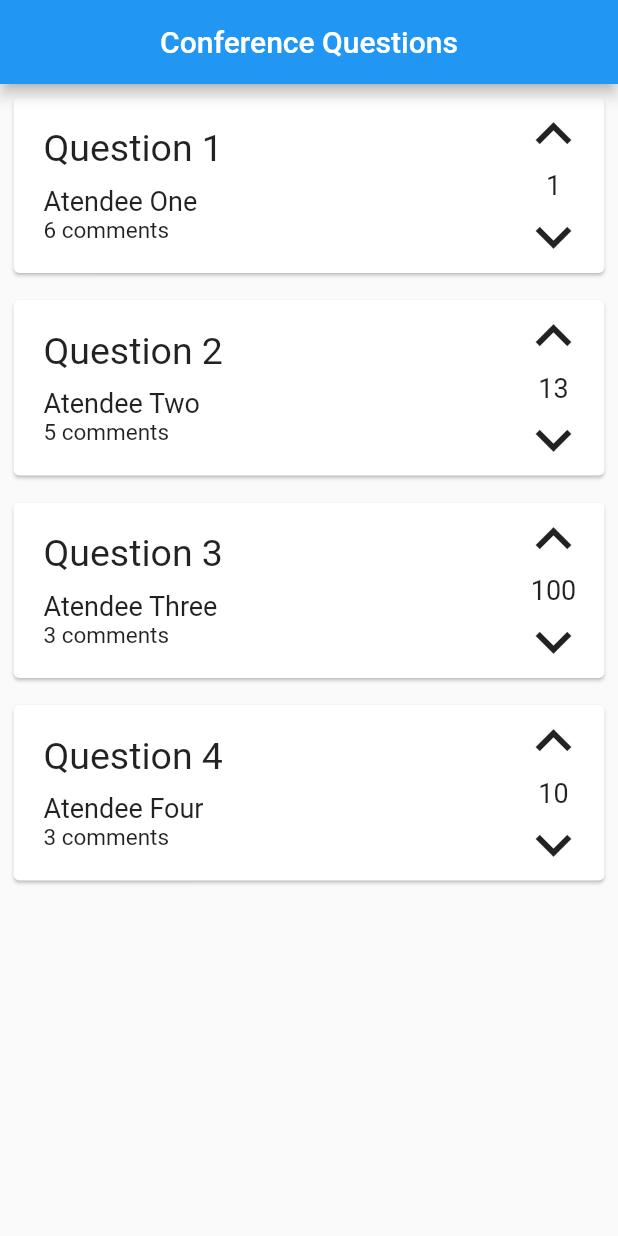
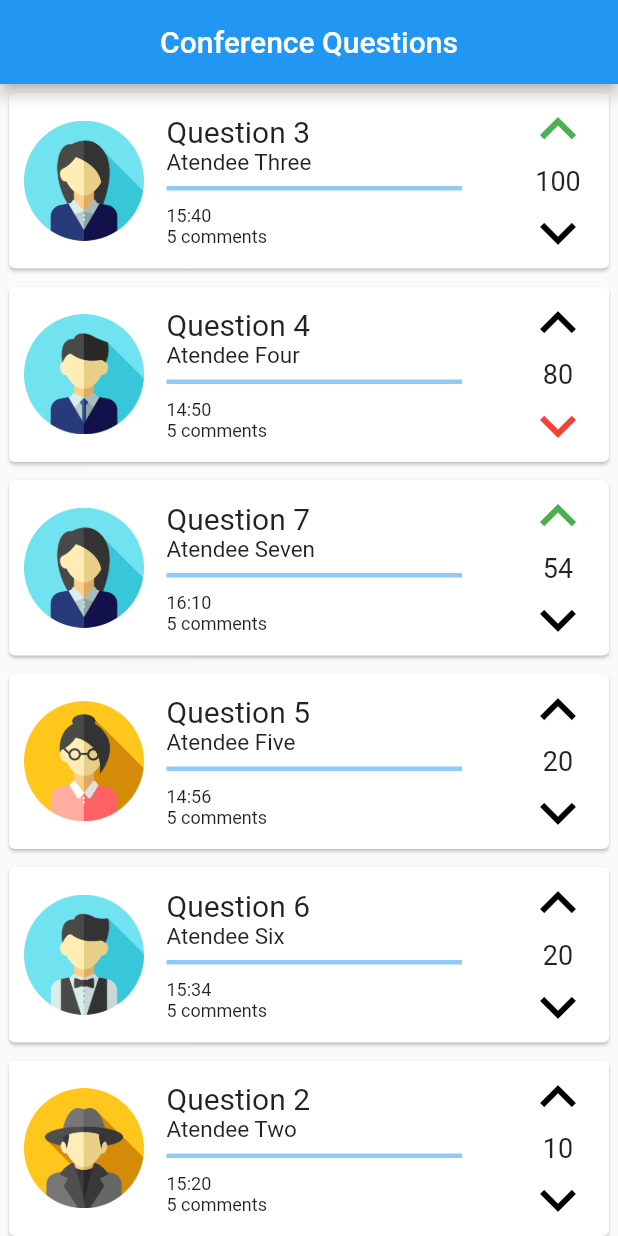
Before and after one commit to FEUP-ESOF-2020-21/open-cx-t1g1-ploggers, a Flutter app: the screen it shows after launch, on a phone screen of 412 x 824 dp. Run offline on Flutter 3.47's test engine with Material 2 defaults, Android fonts, the light colour scheme and no system bars.

Commit message:
Voting system fully working, implemented individual question threads and some visual upgrades to the interface

```diff
--- a/src/asquestions/lib/Question.dart
+++ /dev/null
@@ -1,8 +0,0 @@
-class Question {
-  String title;
-  String author;
-  int votes;
-  int numComments;
-
-  Question(this.title, this.author, this.votes, this.numComments);
-}
--- a/src/asquestions/lib/main.dart
+++ b/src/asquestions/lib/main.dart
@@ -1,5 +1,5 @@
 import 'package:flutter/material.dart';
-import 'Question.dart';
+import 'view/MyConferenceQuestionsPage.dart';
 
 void main() {
   runApp(MyApp());
@@ -27,86 +27,7 @@ class MyApp extends StatelessWidget {
         // closer together (more dense) than on mobile platforms.
         visualDensity: VisualDensity.adaptivePlatformDensity,
       ),
-      home: MyHomePage(),
+      home: MyConferenceQuestionsPage(),
     );
   }
 }
-
-class MyHomePage extends StatelessWidget {
-  //To move to model
-  final List<Question> questionList = [
-    Question("Question 1", "Atendee One", 1, 6),
-    Question("Question 2", "Atendee Two", 13, 5),
-    Question("Question 3", "Atendee Three", 100, 3),
-    Question("Question 4", "Atendee Four", 10, 3),
-  ];
-
-  @override
-  Widget build(BuildContext context) {
-    return Scaffold(
-      appBar: AppBar(
-        title: Text('Conference Questions'),
-        centerTitle: true,
-      ),
-      body: ListView.builder(
-          itemCount: questionList.length,
-          itemBuilder: (BuildContext context, int index) =>
-              buildQuestionCard(context, index)),
-    );
-  }
-
-  Widget buildQuestionCard(BuildContext context, int index) {
-    final question = questionList[index];
-
-    return Container(
-      padding: const EdgeInsets.all(5.0),
-      child: Card(
-        child: Row(
-          mainAxisAlignment: MainAxisAlignment.spaceBetween,
-          children: <Widget>[
-            Padding(
-              padding: EdgeInsets.only(left: 20),
-              child: Column(
-                crossAxisAlignment: CrossAxisAlignment.start,
-                children: [
-                  Text(question.title, style: new TextStyle(fontSize: 25.0)),
-                  Container(
-                    height: 10,
-                  ),
-                  Text(question.author, style: new TextStyle(fontSize: 18.0)),
-                  Text(question.numComments.toString() + " comments",
-                      style: new TextStyle(fontSize: 15.0)),
-                ],
-              ),
-            ),
-            Padding(
-              padding: EdgeInsets.only(right: 10),
-              child: Column(
-                children: <Widget>[
-                  Transform.scale(
-                    scale: 2.0,
-                    child: IconButton(
-                        icon: Icon(Icons.keyboard_arrow_up_outlined),
-                        onPressed: () {
-                          question.votes++;
-                        }),
-                  ),
-                  Text(question.votes.toString(),
-                      style: new TextStyle(fontSize: 18.0)),
-                  Transform.scale(
-                    scale: 2.0,
-                    child: IconButton(
-                        icon: Icon(Icons.keyboard_arrow_down_outlined),
-                        onPressed: () {
-                          question.votes--;
-                        }),
-                  ),
-                ],
-              ),
-            ),
-          ],
-        ),
-      ),
-    );
-  }
-}
--- /dev/null
+++ b/src/asquestions/lib/model/Comment.dart
@@ -0,0 +1,10 @@
+import 'User.dart';
+
+class Comment {
+  User user;
+  String text;
+  DateTime date;
+  bool isFromHost;
+
+  Comment(this.user, this.text, this.date, this.isFromHost);
+}
--- /dev/null
+++ b/src/asquestions/lib/model/User.dart
@@ -0,0 +1,9 @@
+class User {
+  String username;
+  String email;
+  String name;
+  String picture;
+  String bio;
+
+  User(this.username, this.email, this.name, this.picture, this.bio);
+}
--- /dev/null
+++ b/src/asquestions/lib/view/MyConferenceQuestionsPage.dart
@@ -0,0 +1,149 @@
+import 'package:asquestions/view/MyQuestionPage.dart';
+import 'package:flutter/material.dart';
+import '../model/Question.dart';
+import '../model/User.dart';
+import '../model/Comment.dart';
+
+class MyConferenceQuestionsPage extends StatefulWidget {
+  @override
+  _MyConferenceQuestionsState createState() => _MyConferenceQuestionsState();
+}
+
+class _MyConferenceQuestionsState extends State<MyConferenceQuestionsPage> {
+  static List<Comment> comments = [
+    Comment(User('','','Atendee One','assets/avatar1.png',''),'Comment 1 Comment 1 Comment 1 Comment 1 Comment 1 Comment 1 Comment 1',DateTime.now(),true),
+    Comment(User('','','Atendee Two','assets/avatar2.png',''),'Comment 2',DateTime.now(),false),
+    Comment(User('','','Atendee Three','assets/avatar3.png',''),'Comment 3',DateTime.now(),false),
+    Comment(User('','','Atendee Four','assets/avatar4.png',''),'Comment 4',DateTime.now(),false),
+    Comment(User('','','Atendee Five','assets/avatar5.png',''),'Comment 5',DateTime.now(),false),
+  ];
+
+
+  List<Question> questionList = [
+    Question("Question 1", User('','','Atendee One','assets/avatar1.png',''), DateTime.now(), 1, [], 1),
+    Question("Question 2", User('','','Atendee Two','assets/avatar2.png',''), DateTime.parse("2020-11-02 15:20"), 10, comments, 0),
+    Question("Question 3", User('','','Atendee Three','assets/avatar3.png',''), DateTime.parse("2020-11-02 15:40"), 100, comments, 1),
+    Question("Question 4", User('','','Atendee Four','assets/avatar4.png',''), DateTime.parse("2020-11-02 14:50"), 80, comments, 2),
+    Question("Question 5", User('','','Atendee Five','assets/avatar5.png',''), DateTime.parse("2020-11-02 14:56"), 20, comments, 0),
+    Question("Question 6", User('','','Atendee Six','assets/avatar1.png',''), DateTime.parse("2020-11-02 15:34"), 20, comments, 0),
+    Question("Question 7", User('','','Atendee Seven','assets/avatar3.png',''), DateTime.parse("2020-11-02 16:10"), 54, comments, 1),
+  ];
+
+  void _toggleUpvote(Question question) {
+    setState(() {
+      question.triggerUpvote();
+    });
+  }
+
+  void _toggleDownvote(Question question) {
+    setState(() {
+      question.triggerDownvote();
+    });
+  }
+
+  @override
+  Widget build(BuildContext context) {
+    questionList.sort((a, b) => b.votes.compareTo(a.votes));
+    return Scaffold(
+      appBar: AppBar(
+        title: Text('Conference Questions'),
+        centerTitle: true,
+      ),
+      body: ListView.builder(
+          itemCount: questionList.length,
+          itemBuilder: (BuildContext context, int index) =>
+              buildQuestionCard(context, index)),
+    );
+  }
+
+    Widget buildQuestionCard(BuildContext context, int index) {
+    final question = questionList[index];
+
+    return GestureDetector(
+      onTap: () {
+        Navigator.push(context,
+            MaterialPageRoute(builder: (context) => MyQuestionPage(question)));
+      },
+      child: Container(
+        padding: const EdgeInsets.all(2.0),
+        child: Card(
+          child: Row(
+            mainAxisAlignment: MainAxisAlignment.spaceBetween,
+            children: <Widget>[
+              Padding(
+                padding: const EdgeInsets.only(left: 10.0),
+                child: SizedBox(
+                  width: 80,
+                  height: 80,
+                  child: Image(image: AssetImage(question.user.picture))),
+              ),
+              buildCard(question),
+              buildVotes(question),
+            ],
+          ),
+        ),
+      ),
+    );
+  }
+
+  Widget buildCard(Question question) {
+    return Flexible(
+      child: Padding(
+        padding: EdgeInsets.only(left: 15.0),
+        child: Column(
+          crossAxisAlignment: CrossAxisAlignment.start,
+          children: [
+            Text(question.title, style: new TextStyle(fontSize: 20.0)),
+            Text(question.user.name, style: new TextStyle(fontSize: 15.0)),
+            Container(
+              height: 10,
+            ),
+            Divider(
+                height: 0,
+                thickness: 3,
+                color: Colors.blue.shade200,
+                indent: 0,
+                endIndent: 40
+              ),
+            Padding(
+              padding: const EdgeInsets.only(top: 10.0),
+              child: Text(question.date.hour.toString() + ":" + question.date.minute.toString(),style: new TextStyle(fontSize: 12.0)),
+            ),
+            Text(question.comments.length.toString() + " comments",
+                style: new TextStyle(fontSize: 12.0)),
+          ],
+        ),
+      ),
+    );
+  }
+
+  Widget buildVotes(Question question) {
+    return Padding(
+      padding: EdgeInsets.only(right: 10),
+      child: Column(
+        children: <Widget>[
+          Transform.scale(
+            scale: 2.0,
+            child: IconButton(
+                icon: Icon(Icons.keyboard_arrow_up_outlined),
+                color: (question.voted == 1 ? Colors.green : Colors.black),
+                onPressed: () {
+                  _toggleUpvote(question);
+                }),
+          ),
+          Text((question.votes).toString(),
+              style: new TextStyle(fontSize: 18.0)),
+          Transform.scale(
+            scale: 2.0,
+            child: IconButton(
+                icon: Icon(Icons.keyboard_arrow_down_outlined),
+                color: (question.voted == 2 ? Colors.red : Colors.black),
+                onPressed: () {
+                  _toggleDownvote(question);
+                }),
+          ),
+        ],
+      ),
+    );
+  }
+}
--- a/src/asquestions/pubspec.yaml
+++ b/src/asquestions/pubspec.yaml
@@ -51,6 +51,8 @@ flutter:
 
   # An image asset can refer to one or more resolution-specific "variants", see
   # https://flutter.dev/assets-and-images/#resolution-aware.
+  assets:
+    - assets/
 
   # For details regarding adding assets from package dependencies, see
   # https://flutter.dev/assets-and-images/#from-packages
```
Also changed, not shown: src/asquestions/lib/model/Question.dart (added, +39 -0 lines), src/asquestions/lib/view/MyQuestionPage.dart (added, +147 -0 lines), src/asquestions/assets/avatar1.png (added), src/asquestions/assets/avatar2.png (added), src/asquestions/assets/avatar3.png (added), src/asquestions/assets/avatar4.png (added), src/asquestions/assets/avatar5.png (added), src/asquestions/assets/pp1.png (added).
